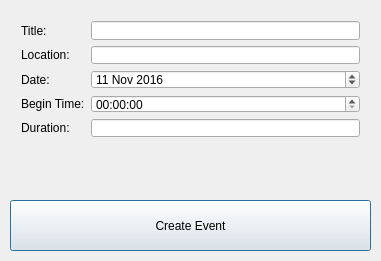
This is createevent.ui in allenh1/timefuse-client as Qt 5 draws it before an edit. The edited form follows.
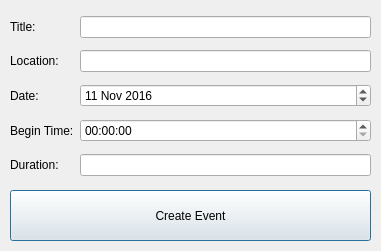
This is the edited form.

Diff of the .ui file:
```diff
--- a/createevent.ui
+++ b/createevent.ui
@@ -7,7 +7,7 @@
     <x>0</x>
     <y>0</y>
     <width>381</width>
-    <height>261</height>
+    <height>251</height>
    </rect>
   </property>
   <property name="windowTitle">
@@ -17,7 +17,7 @@
    <property name="geometry">
     <rect>
      <x>10</x>
-     <y>200</y>
+     <y>190</y>
      <width>361</width>
      <height>51</height>
     </rect>
@@ -32,7 +32,7 @@
      <x>10</x>
      <y>10</y>
      <width>361</width>
-     <height>138</height>
+     <height>172</height>
     </rect>
    </property>
    <layout class="QGridLayout" name="gridLayout_2">
@@ -85,14 +85,6 @@
     </item>
 	<item row="2" column="1">
 	  <widget class="QDateEdit" name="dateEdit">
-		<property name="geometry">
-		  <rect>
-			<x>10</x>
-			<y>170</y>
-			<width>110</width>
-			<height>22</height>
-		  </rect>
-		</property>
 		<property name="date">
 		  <date>
 			<year>2016</year>
@@ -105,7 +97,6 @@
    </layout>
   </widget>
  </widget>
- <layoutdefault spacing="6" margin="11"/>
  <resources/>
  <connections/>
 </ui>
```
Left out of the diff: 2 changed lines with no effect on the pictures. Lines whose indentation alone changed are shown as unchanged.
